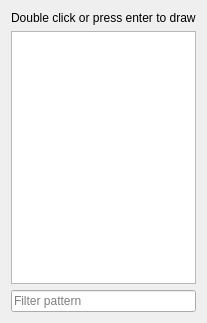
Qt form main/spectra/src/ViewDrawPanel.ui (FRIBDAQ/SpecTcl) before a commit.
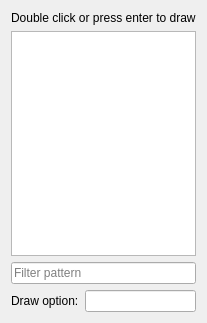
The same form after that commit.

The edit to the form file:
```diff
--- a/main/spectra/src/ViewDrawPanel.ui
+++ b/main/spectra/src/ViewDrawPanel.ui
@@ -19,24 +19,34 @@
   <property name="windowTitle">
    <string>Form</string>
   </property>
-  <layout class="QVBoxLayout" name="verticalLayout">
-   <item>
+  <layout class="QGridLayout" name="gridLayout">
+   <item row="0" column="0" colspan="2">
     <widget class="QLabel" name="pInstructionsl">
      <property name="text">
       <string>Double click or press enter to draw</string>
      </property>
     </widget>
    </item>
-   <item>
+   <item row="1" column="0" colspan="2">
     <widget class="QListWidget" name="histList"/>
    </item>
-   <item>
+   <item row="2" column="0" colspan="2">
     <widget class="QLineEdit" name="pFilterEdit">
      <property name="placeholderText">
       <string>Filter pattern</string>
      </property>
     </widget>
    </item>
+   <item row="3" column="0">
+    <widget class="QLabel" name="pDrawOptionLabel">
+     <property name="text">
+      <string>Draw option:</string>
+     </property>
+    </widget>
+   </item>
+   <item row="3" column="1">
+    <widget class="QLineEdit" name="pDrawOptionEdit"/>
+   </item>
   </layout>
  </widget>
  <resources/>
```
Left out of the diff: 3 changed lines with no effect on the pictures.
